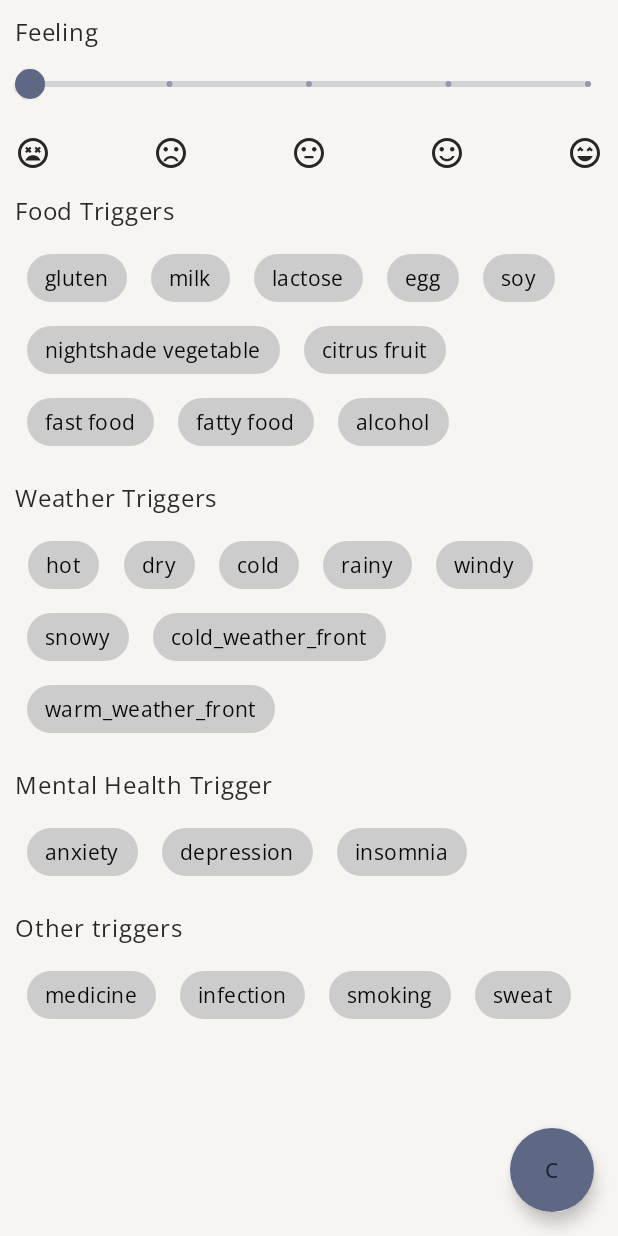
After one commit to hlev97/Fixkin, an Android app built with Jetpack Compose: the AddConditionLogScreen screen opened through its navigation route, on a phone screen of 412 x 824 dp. The commit adds this screen. Run offline under Robolectric (Android 15) with nearby library versions, the phone set to English and light mode, and no system bars; our stand-ins replace Dagger/Hilt's generated code, Room's generated code, accompanist.

Commit message:
Add Condition Log Screen implemented and null safety solved

```diff
--- a/app/build.gradle
+++ b/app/build.gradle
@@ -103,6 +103,8 @@ dependencies {
     implementation "com.google.accompanist:accompanist-pager:$accompanist_version"
     implementation "com.google.accompanist:accompanist-pager-indicators:$accompanist_version"
 
+    implementation "com.google.accompanist:accompanist-flowlayout:$accompanist_version"
+
     // SplashScreen API
     implementation "androidx.core:core-splashscreen:1.0.0-beta02"
 }
--- a/app/src/main/java/hu/bme/aut/it9p0z/fixkin/navigation/NavigationGraph.kt
+++ b/app/src/main/java/hu/bme/aut/it9p0z/fixkin/navigation/NavigationGraph.kt
@@ -3,16 +3,19 @@ package hu.bme.aut.it9p0z.fixkin.navigation
 import android.os.Build
 import androidx.annotation.RequiresApi
 import androidx.compose.animation.ExperimentalAnimationApi
+import androidx.compose.material.ExperimentalMaterialApi
 import androidx.compose.runtime.Composable
 import androidx.navigation.NavHostController
 import androidx.navigation.compose.NavHost
 import androidx.navigation.compose.composable
 import com.google.accompanist.pager.ExperimentalPagerApi
+import hu.bme.aut.it9p0z.fixkin.presentation.screens.condition_log_screens.add_condition_log.AddConditionLogScreen
 import hu.bme.aut.it9p0z.fixkin.presentation.screens.life_quality_test.LifeQualityTestScreen
 import hu.bme.aut.it9p0z.fixkin.presentation.screens.main.MainScreen
 import hu.bme.aut.it9p0z.fixkin.presentation.screens.welcome.WelcomeScreen
 
 
+@OptIn(ExperimentalMaterialApi::class)
 @RequiresApi(Build.VERSION_CODES.O)
 @ExperimentalPagerApi
 @ExperimentalAnimationApi
@@ -34,5 +37,8 @@ fun NavigationGraph(
         composable(route = Screen.LifeQualityTest.screen_route) {
             LifeQualityTestScreen(navController = navController)
         }
+        composable(route = Screen.AddConditionLog.screen_route) {
+            AddConditionLogScreen(navController = navController)
+        }
     }
 }
--- a/app/src/main/java/hu/bme/aut/it9p0z/fixkin/navigation/Screen.kt
+++ b/app/src/main/java/hu/bme/aut/it9p0z/fixkin/navigation/Screen.kt
@@ -6,4 +6,5 @@ sealed class Screen (
     object Welcome : Screen("welcome")
     object Main : Screen("main")
     object LifeQualityTest: Screen("test")
+    object AddConditionLog: Screen("add_log")
 }
--- /dev/null
+++ b/app/src/main/java/hu/bme/aut/it9p0z/fixkin/presentation/screens/condition_log_screens/add_condition_log/AddConditionLogScreen.kt
@@ -0,0 +1,172 @@
+package hu.bme.aut.it9p0z.fixkin.presentation.screens.condition_log_screens.add_condition_log
+
+import android.os.Build
+import android.util.Log
+import androidx.annotation.RequiresApi
+import androidx.compose.foundation.layout.*
+import androidx.compose.foundation.selection.selectable
+import androidx.compose.foundation.shape.CircleShape
+import androidx.compose.material.*
+import androidx.compose.runtime.*
+import androidx.compose.ui.Modifier
+import androidx.compose.ui.graphics.Color
+import androidx.compose.ui.res.painterResource
+import androidx.compose.ui.semantics.Role
+import androidx.compose.ui.unit.dp
+import androidx.hilt.navigation.compose.hiltViewModel
+import androidx.navigation.NavHostController
+import com.google.accompanist.flowlayout.FlowRow
+import hu.bme.aut.it9p0z.fixkin.data.model.ConditionLog
+import hu.bme.aut.it9p0z.fixkin.navigation.Screen
+import hu.bme.aut.it9p0z.fixkin.presentation.screens.condition_log_screens.util.Trigger
+import hu.bme.aut.it9p0z.fixkin.presentation.screens.condition_log_screens.util.TriggerGroup
+import hu.bme.aut.it9p0z.fixkin.presentation.screens.condition_log_screens.util.feelings
+import hu.bme.aut.it9p0z.fixkin.presentation.screens.condition_log_screens.util.triggerGroups
+import kotlinx.coroutines.launch
+import java.time.LocalDateTime
+
+@RequiresApi(Build.VERSION_CODES.O)
+@ExperimentalMaterialApi
+@Composable
+fun AddConditionLogScreen(
+    navController: NavHostController,
+    addConditionLogViewModel: AddConditionLogViewModel = hiltViewModel()
+) {
+    val scope = rememberCoroutineScope()
+    Scaffold(
+        modifier = Modifier.fillMaxWidth(),
+        floatingActionButtonPosition = FabPosition.End,
+        floatingActionButton = {
+            FloatingActionButton(
+                shape = CircleShape,
+                onClick = {
+                    val log = getConditionLogState(addConditionLogViewModel.feelingValue)
+                    scope.launch {
+                        addConditionLogViewModel.insertConditionLog(log = log)
+                    }
+                    navController.navigate(Screen.Main.screen_route)
+                }
+            ) {
+                Text(text = "C")
+            }
+        }
+    ) {
+        Column(modifier = Modifier
+            .fillMaxWidth()
+            .padding(10.dp)
+        ) {
+
+            var sliderPosition by remember { mutableStateOf(0f) }
+            Text(text = "Feeling")
+            Slider(
+                value = sliderPosition,
+                onValueChange = { sliderPosition = it },
+                valueRange = 0f..4f,
+                onValueChangeFinished = {
+                    addConditionLogViewModel.feelingValue = sliderPositionToFeeling(sliderPosition)
+                },
+                steps = 3,
+                colors = SliderDefaults.colors(
+                    thumbColor = MaterialTheme.colors.secondary,
+                    activeTrackColor = MaterialTheme.colors.secondary
+                )
+            )
+            Row(
+                modifier = Modifier.fillMaxWidth().padding(top = 10.dp, bottom = 15.dp),
+                horizontalArrangement = Arrangement.SpaceBetween
+            ) {
+                feelings.forEach { feeling ->
+                    Icon(painter = painterResource(id = feeling.iconId), contentDescription = feeling.title)
+                }
+            }
+
+            triggerGroups.forEach { triggerGroup ->
+                Text(text = triggerGroup.title)
+                FlowRow(modifier = Modifier
+                    .fillMaxWidth()
+                    .padding(top = 10.dp, bottom = 15.dp)) {
+                    triggerGroup.triggers.forEach { trigger ->
+                        var selected by remember { mutableStateOf(false) }
+                        Chip(
+                            modifier = Modifier
+                                .padding(horizontal = 8.dp)
+                                .selectable(
+                                    selected = selected,
+                                    onClick = { },
+                                    role = Role.Checkbox
+                                ),
+                            colors = if (selected)
+                                        ChipDefaults.chipColors(
+                                            backgroundColor = Color.Black,
+                                            contentColor = Color.White)
+                                    else ChipDefaults.chipColors(
+                                backgroundColor = Color.LightGray,
+                                contentColor = contentColorFor(backgroundColor = Color.LightGray)),
+                            onClick = {
+                                trigger.selected = !trigger.selected
+                                selected = trigger.selected
+                                Log.i("${trigger.title} is selected: ${trigger.selected}", "selected check")
+                            }
+                        ) {
+                            Text(trigger.title)
+                        }
+                    }
+                }
+            }
+        }
+    }
+}
+
+@RequiresApi(Build.VERSION_CODES.O)
+fun getConditionLogState(feeling: ConditionLog.Feeling): ConditionLog {
+    val triggers = triggerGroupListToTriggerList(triggerGroups)
+    return ConditionLog(
+        id = 0,
+        date = LocalDateTime.now(),
+        feeling = feeling,
+        food_trigger_1 = if(triggers[0].selected) 1 else 0,
+        food_trigger_2 = if(triggers[1].selected) 1 else 0,
+        food_trigger_3 = if(triggers[2].selected) 1 else 0,
+        food_trigger_4 = if(triggers[3].selected) 1 else 0,
+        food_trigger_5 = if(triggers[4].selected) 1 else 0,
+        food_trigger_6 = if(triggers[5].selected) 1 else 0,
+        food_trigger_7 = if(triggers[6].selected) 1 else 0,
+        food_trigger_8 = if(triggers[7].selected) 1 else 0,
+        food_trigger_9 = if(triggers[8].selected) 1 else 0,
+        food_trigger_10 = if(triggers[9].selected) 1 else 0,
+        weather_trigger_1 = if(triggers[10].selected) 1 else 0,
+        weather_trigger_2 = if(triggers[11].selected) 1 else 0,
+        weather_trigger_3 = if(triggers[12].selected) 1 else 0,
+        weather_trigger_4 = if(triggers[13].selected) 1 else 0,
+        weather_trigger_5 = if(triggers[14].selected) 1 else 0,
+        weather_trigger_6 = if(triggers[15].selected) 1 else 0,
+        weather_trigger_7 = if(triggers[16].selected) 1 else 0,
+        weather_trigger_8 = if(triggers[17].selected) 1 else 0,
+        mental_health_trigger_1 = if(triggers[18].selected) 1 else 0,
+        mental_health_trigger_2 = if(triggers[19].selected) 1 else 0,
+        mental_health_trigger_3 = if(triggers[20].selected) 1 else 0,
+        other_trigger_1 = if(triggers[21].selected) 1 else 0,
+        other_trigger_2 = if(triggers[22].selected) 1 else 0,
+        other_trigger_3 = if(triggers[23].selected) 1 else 0,
+        other_trigger_4 = if(triggers[24].selected) 1 else 0
+    )
+}
+
+fun triggerGroupListToTriggerList(triggerGroups: List<TriggerGroup>): List<Trigger>  {
+    val triggers = mutableListOf<Trigger>()
+    triggerGroups.forEach { triggerGroup ->
+        triggerGroup.triggers.forEach { trigger ->
+            triggers.add(trigger)
+        }
+    }
+    return triggers;
+}
+
+fun sliderPositionToFeeling(sliderPosition: Float): ConditionLog.Feeling = when (sliderPosition.toInt()) {
+        0 -> { ConditionLog.Feeling.feeling_1 }
+        1 -> { ConditionLog.Feeling.feeling_2 }
+        2 -> { ConditionLog.Feeling.feeling_3 }
+        3 -> { ConditionLog.Feeling.feeling_4 }
+        4 -> { ConditionLog.Feeling.feeling_5 }
+        else -> { ConditionLog.Feeling.feeling_1 }
+}
--- /dev/null
+++ b/app/src/main/java/hu/bme/aut/it9p0z/fixkin/presentation/screens/condition_log_screens/add_condition_log/AddConditionLogViewModel.kt
@@ -0,0 +1,16 @@
+package hu.bme.aut.it9p0z.fixkin.presentation.screens.condition_log_screens.add_condition_log
+
+import androidx.lifecycle.ViewModel
+import dagger.hilt.android.lifecycle.HiltViewModel
+import hu.bme.aut.it9p0z.fixkin.data.model.ConditionLog
+import hu.bme.aut.it9p0z.fixkin.data.repository.Repository
+import javax.inject.Inject
+
+@HiltViewModel
+class AddConditionLogViewModel @Inject constructor(
+    private val repository: Repository
+) : ViewModel() {
+    suspend fun insertConditionLog(log: ConditionLog) { repository.insertConditionLog(log = log) }
+
+    var feelingValue = ConditionLog.Feeling.feeling_1;
+}
--- /dev/null
+++ b/app/src/main/java/hu/bme/aut/it9p0z/fixkin/presentation/screens/condition_log_screens/util/Conditions.kt
@@ -0,0 +1,116 @@
+package hu.bme.aut.it9p0z.fixkin.presentation.screens.condition_log_screens.util
+
+import hu.bme.aut.it9p0z.fixkin.R
+import hu.bme.aut.it9p0z.fixkin.util.PersistenceConstants.food_trigger_1
+import hu.bme.aut.it9p0z.fixkin.util.PersistenceConstants.food_trigger_10
+import hu.bme.aut.it9p0z.fixkin.util.PersistenceConstants.food_trigger_2
+import hu.bme.aut.it9p0z.fixkin.util.PersistenceConstants.food_trigger_3
+import hu.bme.aut.it9p0z.fixkin.util.PersistenceConstants.food_trigger_4
+import hu.bme.aut.it9p0z.fixkin.util.PersistenceConstants.food_trigger_5
+import hu.bme.aut.it9p0z.fixkin.util.PersistenceConstants.food_trigger_6
+import hu.bme.aut.it9p0z.fixkin.util.PersistenceConstants.food_trigger_7
+import hu.bme.aut.it9p0z.fixkin.util.PersistenceConstants.food_trigger_8
+import hu.bme.aut.it9p0z.fixkin.util.PersistenceConstants.food_trigger_9
+import hu.bme.aut.it9p0z.fixkin.util.PersistenceConstants.mental_health_trigger_1
+import hu.bme.aut.it9p0z.fixkin.util.PersistenceConstants.mental_health_trigger_2
+import hu.bme.aut.it9p0z.fixkin.util.PersistenceConstants.mental_health_trigger_3
+import hu.bme.aut.it9p0z.fixkin.util.PersistenceConstants.other_trigger_1
+import hu.bme.aut.it9p0z.fixkin.util.PersistenceConstants.other_trigger_2
+import hu.bme.aut.it9p0z.fixkin.util.PersistenceConstants.other_trigger_3
+import hu.bme.aut.it9p0z.fixkin.util.PersistenceConstants.other_trigger_4
+import hu.bme.aut.it9p0z.fixkin.util.PersistenceConstants.weather_trigger_1
+import hu.bme.aut.it9p0z.fixkin.util.PersistenceConstants.weather_trigger_2
+import hu.bme.aut.it9p0z.fixkin.util.PersistenceConstants.weather_trigger_3
+import hu.bme.aut.it9p0z.fixkin.util.PersistenceConstants.weather_trigger_4
+import hu.bme.aut.it9p0z.fixkin.util.PersistenceConstants.weather_trigger_5
+import hu.bme.aut.it9p0z.fixkin.util.PersistenceConstants.weather_trigger_6
+import hu.bme.aut.it9p0z.fixkin.util.PersistenceConstants.weather_trigger_7
+import hu.bme.aut.it9p0z.fixkin.util.PersistenceConstants.weather_trigger_8
+
+sealed class Trigger(val title: String, var selected: Boolean) {
+    object Gluten : Trigger(title = food_trigger_1, selected = false)
+    object Milk : Trigger(title = food_trigger_2, selected = false)
+    object Lactose : Trigger(title = food_trigger_3, selected = false)
+    object Egg : Trigger(title = food_trigger_4, selected = false)
+    object Soy : Trigger(title = food_trigger_5, selected = false)
+    object NightShade : Trigger(title = food_trigger_6, selected = false)
+    object CitrusFruit : Trigger(title = food_trigger_7, selected = false)
+    object FastFood : Trigger(title = food_trigger_8, selected = false)
+    object FattyFoods : Trigger(title = food_trigger_9, selected = false)
+    object Alcohol : Trigger(title = food_trigger_10, selected = false)
+
+    object Hot : Trigger(title = weather_trigger_1, selected = false)
+    object Dry : Trigger(title = weather_trigger_2, selected = false)
+    object Cold : Trigger(title = weather_trigger_3, selected = false)
+    object Rainy : Trigger(title = weather_trigger_4, selected = false)
+    object Windy : Trigger(title = weather_trigger_5, selected = false)
+    object Snowy : Trigger(title = weather_trigger_6, selected = false)
+    object ColdFront : Trigger(title = weather_trigger_7, selected = false)
+    object WarmFront : Trigger(title = weather_trigger_8, selected = false)
+
+    object Anxiety : Trigger(title = mental_health_trigger_1, selected = false)
+    object Depression : Trigger(title = mental_health_trigger_2, selected = false)
+    object Insomnia : Trigger(title = mental_health_trigger_3, selected = false)
+
+    object Medicine : Trigger(title = other_trigger_1, selected = false)
+    object Infection : Trigger(title = other_trigger_2, selected = false)
+    object Smoking : Trigger(title = other_trigger_3, selected = false)
+    object Sweat : Trigger(title = other_trigger_4, selected = false)
+}
+
+sealed class TriggerGroup(val title: String, val triggers: List<Trigger>) {
+    object FoodTriggerGroup : TriggerGroup(
+        title = "Food Triggers",
+        triggers = listOf(Trigger.Gluten, Trigger.Milk, Trigger.Lactose, Trigger.Egg, Trigger.Soy, Trigger.NightShade, Trigger.CitrusFruit, Trigger.FastFood, Trigger.FattyFoods, Trigger.Alcohol)
+    )
+    object WeatherTriggerGroup : TriggerGroup(
+        title = "Weather Triggers",
+        triggers = listOf(Trigger.Hot, Trigger.Dry, Trigger.Cold, Trigger.Rainy, Trigger.Windy, Trigger.Snowy, Trigger.ColdFront, Trigger.WarmFront)
+    )
+    object MentalHealthTriggerGroup : TriggerGroup(
+        title = "Mental Health Trigger",
+        triggers = listOf(Trigger.Anxiety, Trigger.Depression, Trigger.Insomnia)
+    )
+    object OtherTriggerGroup : TriggerGroup(
+        title = "Other triggers",
+        triggers = listOf(Trigger.Medicine, Trigger.Infection, Trigger.Smoking, Trigger.Sweat)
+    )
+}
+
+val triggerGroups = listOf(
+    TriggerGroup.FoodTriggerGroup,
+    TriggerGroup.WeatherTriggerGroup,
+    TriggerGroup.MentalHealthTriggerGroup,
+    TriggerGroup.OtherTriggerGroup
+)
+
+sealed class Feeling(val title: String, val iconId: Int) {
+    object VeryDissatisfied : Feeling(
+        title = "Very dissatisfied",
+        iconId = R.drawable.ic_sentiment_very_dissatisfied_black_24dp,
+    )
+    object Dissatisfied : Feeling(
+        title = "Dissatisfied",
+        iconId = R.drawable.ic_sentiment_dissatisfied_black_24dp,
+    )
+    object Neutral : Feeling(
+        title = "Neutral",
+        iconId = R.drawable.ic_sentiment_neutral_black_24dp,
+    )
+    object Satisfied : Feeling(
+        title = "Satisfied",
+        iconId = R.drawable.ic_sentiment_satisfied_black_24dp,
+    )
+    object VerySatisfied : Feeling(
+        title = "Very satisfied",
+        iconId = R.drawable.ic_sentiment_very_satisfied_black_24dp,
+    )
+}
+
+val feelings = listOf(
+    Feeling.VeryDissatisfied,
+    Feeling.Dissatisfied,
+    Feeling.Neutral,
+    Feeling.Satisfied,
+    Feeling.VerySatisfied
+)
--- a/app/src/main/java/hu/bme/aut/it9p0z/fixkin/presentation/screens/main/MainScreen.kt
+++ b/app/src/main/java/hu/bme/aut/it9p0z/fixkin/presentation/screens/main/MainScreen.kt
@@ -23,7 +23,7 @@ fun MainScreen(
             text = "This is the Main screen",
             fontSize = 28.sp
         )
-        Button(onClick = { navController.navigate(Screen.LifeQualityTest.screen_route) }) {
+        Button(onClick = { navController.navigate(Screen.AddConditionLog.screen_route) }) {
 
         }
     }
--- /dev/null
+++ b/app/src/main/res/drawable/ic_sentiment_dissatisfied_black_24dp.xml
@@ -0,0 +1,15 @@
+<vector xmlns:android="http://schemas.android.com/apk/res/android"
+    android:width="24dp"
+    android:height="24dp"
+    android:viewportWidth="24"
+    android:viewportHeight="24">
+  <path
+      android:pathData="M15.5,9.5m-1.5,0a1.5,1.5 0,1 1,3 0a1.5,1.5 0,1 1,-3 0"
+      android:fillColor="#000000"/>
+  <path
+      android:pathData="M8.5,9.5m-1.5,0a1.5,1.5 0,1 1,3 0a1.5,1.5 0,1 1,-3 0"
+      android:fillColor="#000000"/>
+  <path
+      android:pathData="M12,14c-2.33,0 -4.32,1.45 -5.12,3.5h1.67c0.69,-1.19 1.97,-2 3.45,-2s2.75,0.81 3.45,2h1.67c-0.8,-2.05 -2.79,-3.5 -5.12,-3.5zM11.99,2C6.47,2 2,6.48 2,12s4.47,10 9.99,10C17.52,22 22,17.52 22,12S17.52,2 11.99,2zM12,20c-4.42,0 -8,-3.58 -8,-8s3.58,-8 8,-8 8,3.58 8,8 -3.58,8 -8,8z"
+      android:fillColor="#000000"/>
+</vector>
--- /dev/null
+++ b/app/src/main/res/drawable/ic_sentiment_neutral_black_24dp.xml
@@ -0,0 +1,18 @@
+<vector xmlns:android="http://schemas.android.com/apk/res/android"
+    android:width="24dp"
+    android:height="24dp"
+    android:viewportWidth="24"
+    android:viewportHeight="24">
+  <path
+      android:pathData="M9,14h6v1.5H9z"
+      android:fillColor="#000000"/>
+  <path
+      android:pathData="M15.5,9.5m-1.5,0a1.5,1.5 0,1 1,3 0a1.5,1.5 0,1 1,-3 0"
+      android:fillColor="#000000"/>
+  <path
+      android:pathData="M8.5,9.5m-1.5,0a1.5,1.5 0,1 1,3 0a1.5,1.5 0,1 1,-3 0"
+      android:fillColor="#000000"/>
+  <path
+      android:pathData="M11.99,2C6.47,2 2,6.48 2,12s4.47,10 9.99,10C17.52,22 22,17.52 22,12S17.52,2 11.99,2zM12,20c-4.42,0 -8,-3.58 -8,-8s3.58,-8 8,-8 8,3.58 8,8 -3.58,8 -8,8z"
+      android:fillColor="#000000"/>
+</vector>
--- /dev/null
+++ b/app/src/main/res/drawable/ic_sentiment_satisfied_black_24dp.xml
@@ -0,0 +1,15 @@
+<vector xmlns:android="http://schemas.android.com/apk/res/android"
+    android:width="24dp"
+    android:height="24dp"
+    android:viewportWidth="24"
+    android:viewportHeight="24">
+  <path
+      android:pathData="M15.5,9.5m-1.5,0a1.5,1.5 0,1 1,3 0a1.5,1.5 0,1 1,-3 0"
+      android:fillColor="#000000"/>
+  <path
+      android:pathData="M8.5,9.5m-1.5,0a1.5,1.5 0,1 1,3 0a1.5,1.5 0,1 1,-3 0"
+      android:fillColor="#000000"/>
+  <path
+      android:pathData="M12,16c-1.48,0 -2.75,-0.81 -3.45,-2L6.88,14c0.8,2.05 2.79,3.5 5.12,3.5s4.32,-1.45 5.12,-3.5h-1.67c-0.7,1.19 -1.97,2 -3.45,2zM11.99,2C6.47,2 2,6.48 2,12s4.47,10 9.99,10C17.52,22 22,17.52 22,12S17.52,2 11.99,2zM12,20c-4.42,0 -8,-3.58 -8,-8s3.58,-8 8,-8 8,3.58 8,8 -3.58,8 -8,8z"
+      android:fillColor="#000000"/>
+</vector>
--- /dev/null
+++ b/app/src/main/res/drawable/ic_sentiment_very_dissatisfied_black_24dp.xml
@@ -0,0 +1,9 @@
+<vector xmlns:android="http://schemas.android.com/apk/res/android"
+    android:width="24dp"
+    android:height="24dp"
+    android:viewportWidth="24"
+    android:viewportHeight="24">
+  <path
+      android:pathData="M12,13.5c-2.33,0 -4.31,1.46 -5.11,3.5h10.22c-0.8,-2.04 -2.78,-3.5 -5.11,-3.5zM7.82,12l1.06,-1.06L9.94,12 11,10.94 9.94,9.88 11,8.82 9.94,7.76 8.88,8.82 7.82,7.76 6.76,8.82l1.06,1.06 -1.06,1.06zM11.99,2C6.47,2 2,6.47 2,12s4.47,10 9.99,10S22,17.53 22,12 17.52,2 11.99,2zM12,20c-4.42,0 -8,-3.58 -8,-8s3.58,-8 8,-8 8,3.58 8,8 -3.58,8 -8,8zM16.18,7.76l-1.06,1.06 -1.06,-1.06L13,8.82l1.06,1.06L13,10.94 14.06,12l1.06,-1.06L16.18,12l1.06,-1.06 -1.06,-1.06 1.06,-1.06z"
+      android:fillColor="#000000"/>
+</vector>
--- /dev/null
+++ b/app/src/main/res/drawable/ic_sentiment_very_satisfied_black_24dp.xml
@@ -0,0 +1,9 @@
+<vector xmlns:android="http://schemas.android.com/apk/res/android"
+    android:width="24dp"
+    android:height="24dp"
+    android:viewportWidth="24"
+    android:viewportHeight="24">
+  <path
+      android:pathData="M11.99,2C6.47,2 2,6.47 2,12s4.47,10 9.99,10S22,17.53 22,12 17.52,2 11.99,2zM12,20c-4.42,0 -8,-3.58 -8,-8s3.58,-8 8,-8 8,3.58 8,8 -3.58,8 -8,8zM13,9.94L14.06,11l1.06,-1.06L16.18,11l1.06,-1.06 -2.12,-2.12L13,9.94zM8.88,9.94L9.94,11 11,9.94 8.88,7.82 6.76,9.94 7.82,11l1.06,-1.06zM12,17.5c2.33,0 4.31,-1.46 5.11,-3.5L6.89,14c0.8,2.04 2.78,3.5 5.11,3.5z"
+      android:fillColor="#000000"/>
+</vector>
```
